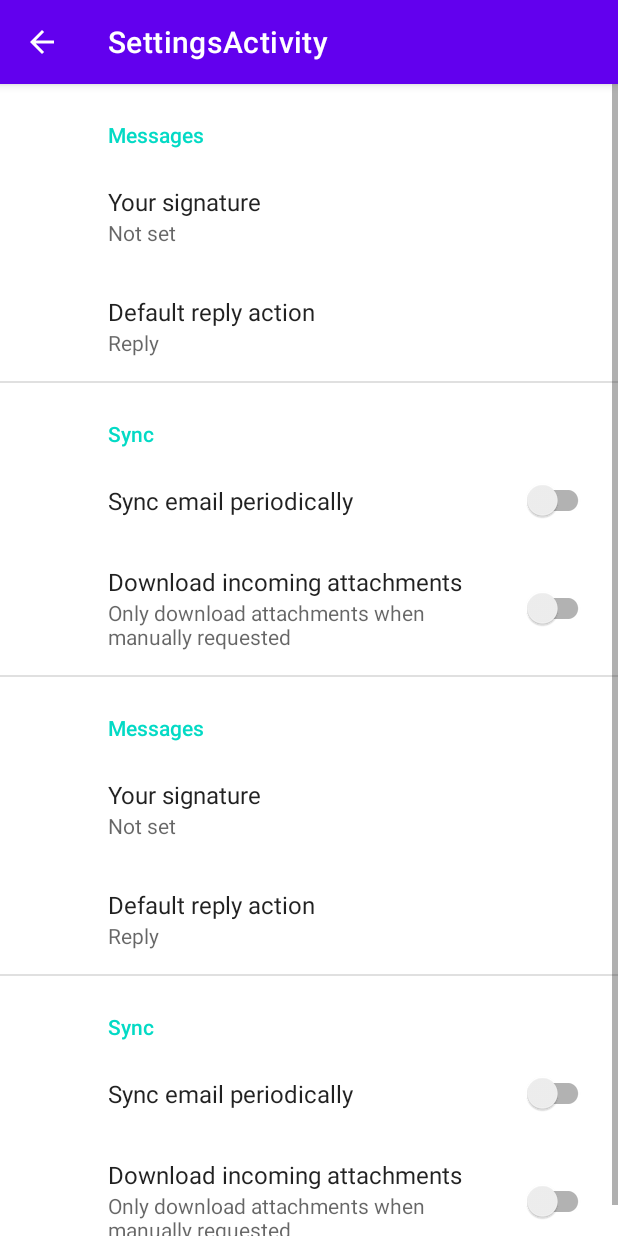
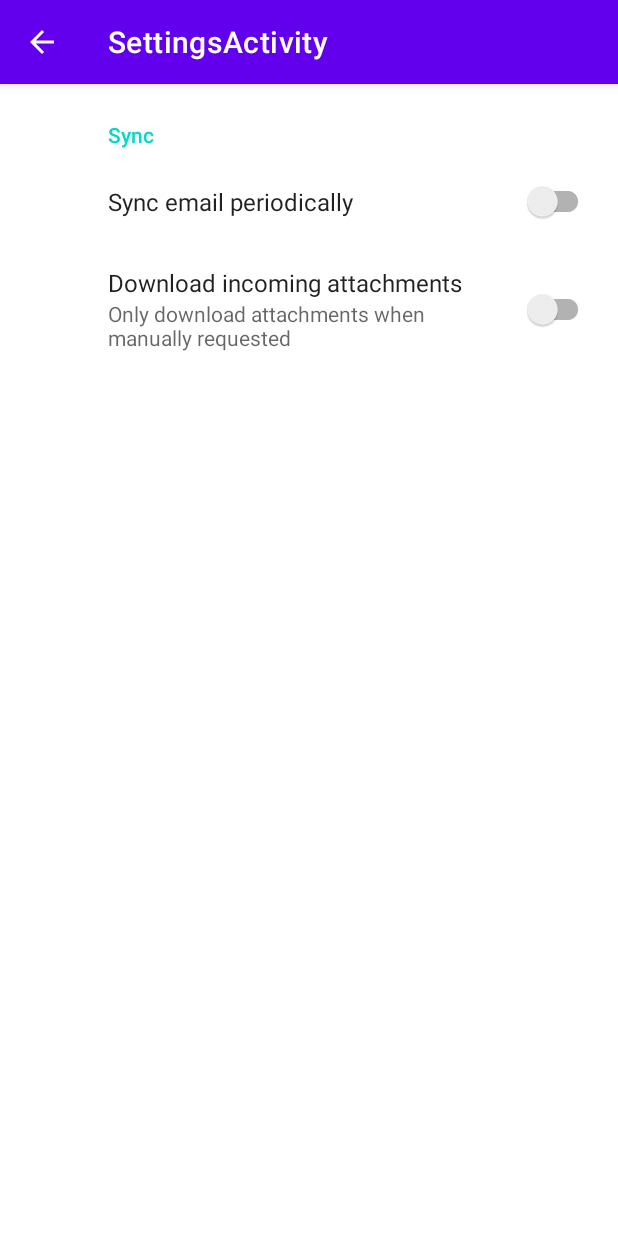
Before and after one commit to Benmlrd/CompteurAndroid, an Android app: the SettingsActivity screen opened directly, with no data from a screen before it, on a phone screen of 412 x 824 dp. Run offline under Robolectric (Android 15) with nearby library versions, the phone set to English and light mode, and no system bars; our stand-ins replace androidx.preference.

```diff
--- a/app/src/main/java/com/example/compteur/SecondFragment.java
+++ b/app/src/main/java/com/example/compteur/SecondFragment.java
@@ -29,9 +29,6 @@ public class SecondFragment extends Fragment {
 
         view.findViewById(R.id.button_retour).setOnClickListener(view1 -> NavHostFragment.findNavController(SecondFragment.this)
                 .navigate(R.id.action_SecondFragment_to_FirstFragment));
-
-       // view.findViewById(R.id.parametres).setOnClickListener(view1 -> NavHostFragment.findNavController(SecondFragment.this)
-             //   .navigate(R.id.action_SecondFragment_to_SettingsFragment));
 
          viewModel = new ViewModelProvider(requireActivity()).get(CountViewModel.class);
 
--- a/app/src/main/java/com/example/compteur/SettingsActivity.java
+++ b/app/src/main/java/com/example/compteur/SettingsActivity.java
@@ -1,6 +1,7 @@
 package com.example.compteur;
 
 import android.os.Bundle;
+import android.view.MenuItem;
 
 import androidx.appcompat.app.ActionBar;
 import androidx.appcompat.app.AppCompatActivity;
@@ -24,6 +25,17 @@ public class SettingsActivity extends AppCompatActivity {
         }
     }
 
+    @Override
+    public boolean onOptionsItemSelected(MenuItem item) {
+        switch (item.getItemId()) {
+            // Respond to the action bar's Up/Home button
+            case android.R.id.home:
+                super.onBackPressed();
+                return true;
+        }
+        return super.onOptionsItemSelected(item);
+    }
+
     public static class SettingsFragment extends PreferenceFragmentCompat {
         @Override
         public void onCreatePreferences(Bundle savedInstanceState, String rootKey) {
--- a/app/src/main/res/layout/fragment_second.xml
+++ b/app/src/main/res/layout/fragment_second.xml
@@ -81,6 +81,7 @@
         android:layout_marginBottom="167dp"
         android:ems="10"
         android:inputType="number"
+        android:textSize="36sp"
         app:layout_constraintBottom_toTopOf="@+id/button_raz"
         app:layout_constraintEnd_toEndOf="parent"
         app:layout_constraintStart_toStartOf="parent"
--- a/app/src/main/res/xml/root_preferences.xml
+++ b/app/src/main/res/xml/root_preferences.xml
@@ -1,52 +1,5 @@
 <PreferenceScreen xmlns:app="http://schemas.android.com/apk/res-auto">
 
-    <PreferenceCategory app:title="@string/messages_header">
-
-        <EditTextPreference
-            app:key="signature"
-            app:title="@string/signature_title"
-            app:useSimpleSummaryProvider="true" />
-
-        <ListPreference
-            app:defaultValue="reply"
-            app:entries="@array/reply_entries"
-            app:entryValues="@array/reply_values"
-            app:key="reply"
-            app:title="@string/reply_title"
-            app:useSimpleSummaryProvider="true" />
-
-    </PreferenceCategory>
-
-    <PreferenceCategory app:title="@string/sync_header">
-
-        <SwitchPreferenceCompat
-            app:key="sync"
-            app:title="@string/sync_title" />
-
-        <SwitchPreferenceCompat
-            app:dependency="sync"
-            app:key="attachment"
-            app:summaryOff="@string/attachment_summary_off"
-            app:summaryOn="@string/attachment_summary_on"
-            app:title="@string/attachment_title" />
-
-    </PreferenceCategory>
-    <PreferenceCategory app:title="@string/messages_header">
-
-        <EditTextPreference
-            app:key="signature"
-            app:title="@string/signature_title"
-            app:useSimpleSummaryProvider="true" />
-
-        <ListPreference
-            app:defaultValue="reply"
-            app:entries="@array/reply_entries"
-            app:entryValues="@array/reply_values"
-            app:key="reply"
-            app:title="@string/reply_title"
-            app:useSimpleSummaryProvider="true" />
-
-    </PreferenceCategory>
     <PreferenceCategory app:title="@string/sync_header">
 
         <SwitchPreferenceCompat
```
